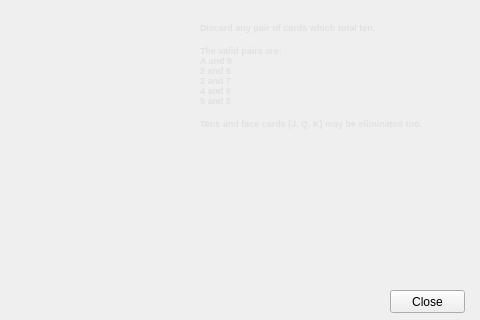
Lagui-dev/MakeTen, file app/views/about.ui: the form before one commit.
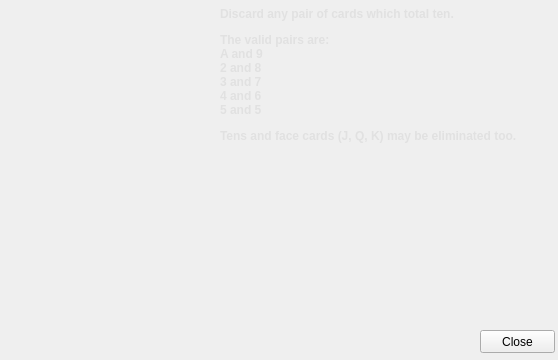
The form after the commit. Icons and pictures are not drawn.

Commit message: animation Win / add logo

```diff
--- a/app/views/about.ui
+++ b/app/views/about.ui
@@ -6,8 +6,8 @@
    <rect>
     <x>0</x>
     <y>0</y>
-    <width>480</width>
-    <height>320</height>
+    <width>558</width>
+    <height>360</height>
    </rect>
   </property>
   <property name="windowTitle">
@@ -244,8 +244,8 @@
   <widget class="QPushButton" name="btnClose">
    <property name="geometry">
     <rect>
-     <x>390</x>
-     <y>290</y>
+     <x>480</x>
+     <y>330</y>
      <width>75</width>
      <height>23</height>
     </rect>
@@ -257,14 +257,35 @@
   <widget class="QLabel" name="label">
    <property name="geometry">
     <rect>
-     <x>200</x>
-     <y>10</y>
-     <width>271</width>
-     <height>131</height>
+     <x>220</x>
+     <y>0</y>
+     <width>331</width>
+     <height>151</height>
     </rect>
    </property>
+   <property name="font">
+    <font>
+     <pointsize>10</pointsize>
+    </font>
+   </property>
    <property name="text">
-    <string>&lt;html&gt;&lt;head/&gt;&lt;body&gt;&lt;p align=&quot;justify&quot;&gt;&lt;span style=&quot; font-size:7pt; font-weight:600; color:#e1e1e1;&quot;&gt;Discard any pair of cards which total ten. &lt;/span&gt;&lt;/p&gt;&lt;p align=&quot;justify&quot;&gt;&lt;span style=&quot; font-size:7pt; font-weight:600; color:#e1e1e1;&quot;&gt;The valid pairs are:&lt;br/&gt;A and 9&lt;br/&gt;2 and 8&lt;br/&gt;3 and 7&lt;br/&gt;4 and 6&lt;br/&gt;5 and 5&lt;/span&gt;&lt;/p&gt;&lt;p align=&quot;justify&quot;&gt;&lt;span style=&quot; font-size:7pt; font-weight:600; color:#e1e1e1;&quot;&gt;Tens and face cards (J, Q, K) may be eliminated too.&lt;/span&gt;&lt;/p&gt;&lt;/body&gt;&lt;/html&gt;</string>
+    <string>&lt;html&gt;&lt;head/&gt;&lt;body&gt;&lt;p align=&quot;justify&quot;&gt;&lt;span style=&quot; font-size:9pt; font-weight:600; color:#e1e1e1;&quot;&gt;Discard any pair of cards which total ten. &lt;/span&gt;&lt;/p&gt;&lt;p align=&quot;justify&quot;&gt;&lt;span style=&quot; font-size:9pt; font-weight:600; color:#e1e1e1;&quot;&gt;The valid pairs are:&lt;br/&gt;A and 9&lt;br/&gt;2 and 8&lt;br/&gt;3 and 7&lt;br/&gt;4 and 6&lt;br/&gt;5 and 5&lt;/span&gt;&lt;/p&gt;&lt;p align=&quot;justify&quot;&gt;&lt;span style=&quot; font-size:9pt; font-weight:600; color:#e1e1e1;&quot;&gt;Tens and face cards (J, Q, K) may be eliminated too.&lt;/span&gt;&lt;/p&gt;&lt;/body&gt;&lt;/html&gt;</string>
+   </property>
+  </widget>
+  <widget class="QLabel" name="label_2">
+   <property name="geometry">
+    <rect>
+     <x>250</x>
+     <y>170</y>
+     <width>291</width>
+     <height>141</height>
+    </rect>
+   </property>
+   <property name="text">
+    <string>&lt;html&gt;&lt;head/&gt;&lt;body&gt;&lt;p&gt;&lt;img src=&quot;:/images/logo.png&quot;/&gt;&lt;/p&gt;&lt;/body&gt;&lt;/html&gt;</string>
+   </property>
+   <property name="textFormat">
+    <enum>Qt::RichText</enum>
    </property>
   </widget>
  </widget>
```
The commit also changes 4 other files.
